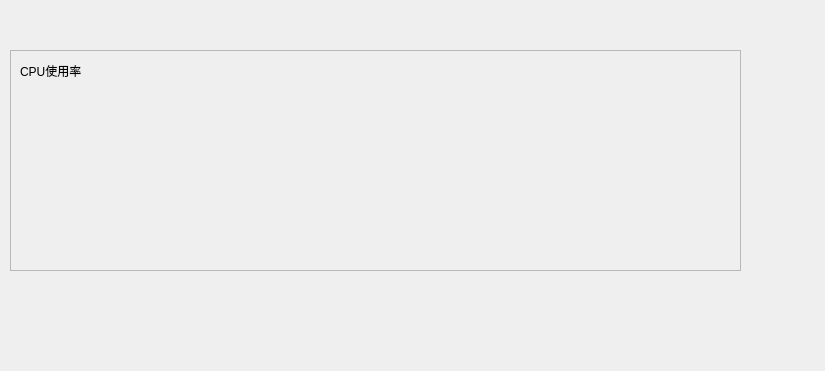
The window that application/blcore/BLCoreMonitor/cpuusagemonitorwidgettab.ui (gatieme/EnergyEfficient) describes before a commit, drawn with Qt 5.
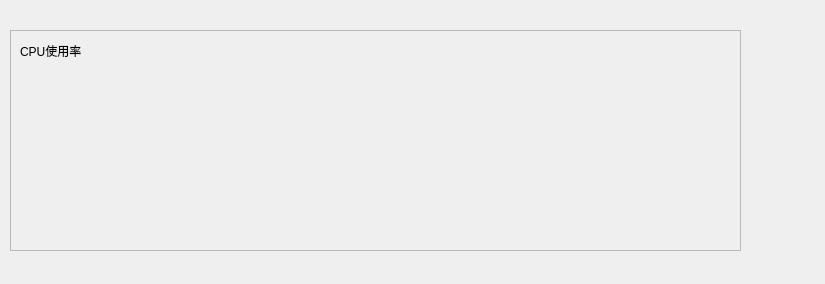
The same window after the commit. Custom widgets are drawn as their Qt base class.

Diff of the .ui file:
```diff
--- a/application/blcore/BLCoreMonitor/cpuusagemonitorwidgettab.ui
+++ b/application/blcore/BLCoreMonitor/cpuusagemonitorwidgettab.ui
@@ -7,7 +7,7 @@
     <x>0</x>
     <y>0</y>
     <width>825</width>
-    <height>371</height>
+    <height>284</height>
    </rect>
   </property>
   <property name="windowTitle">
@@ -17,7 +17,7 @@
    <property name="geometry">
     <rect>
      <x>10</x>
-     <y>50</y>
+     <y>30</y>
      <width>731</width>
      <height>221</height>
     </rect>
```
